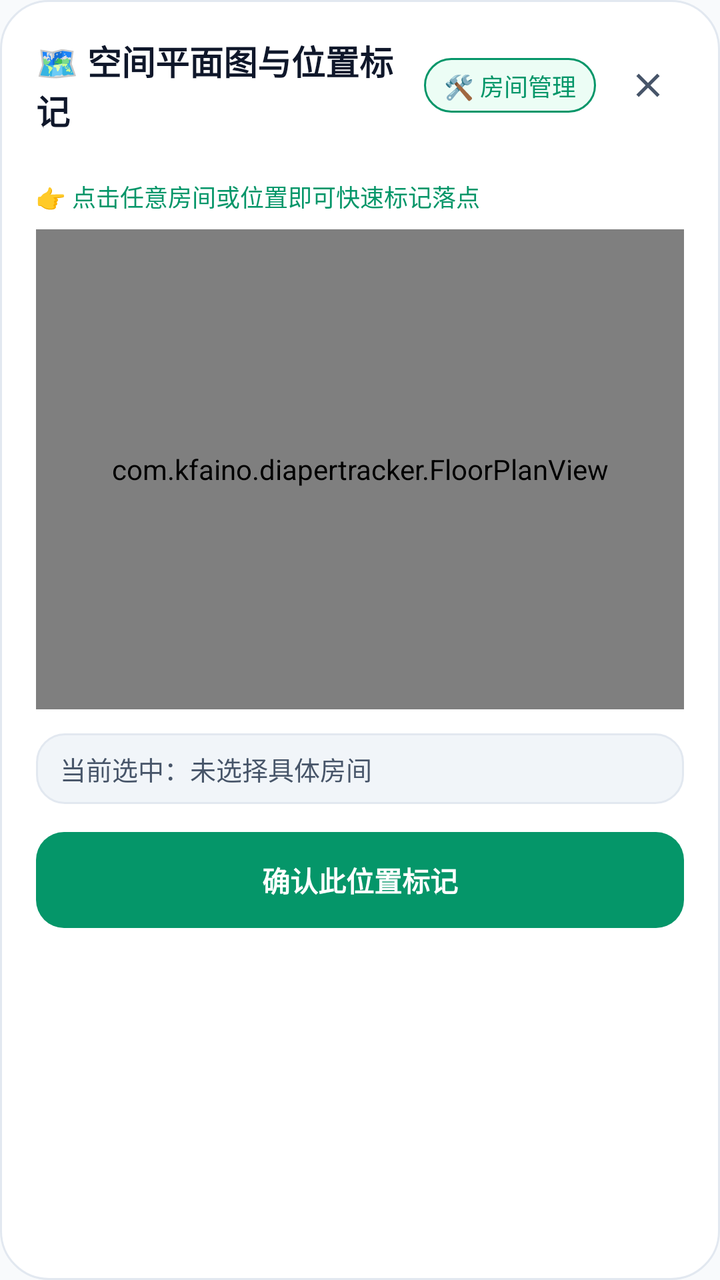
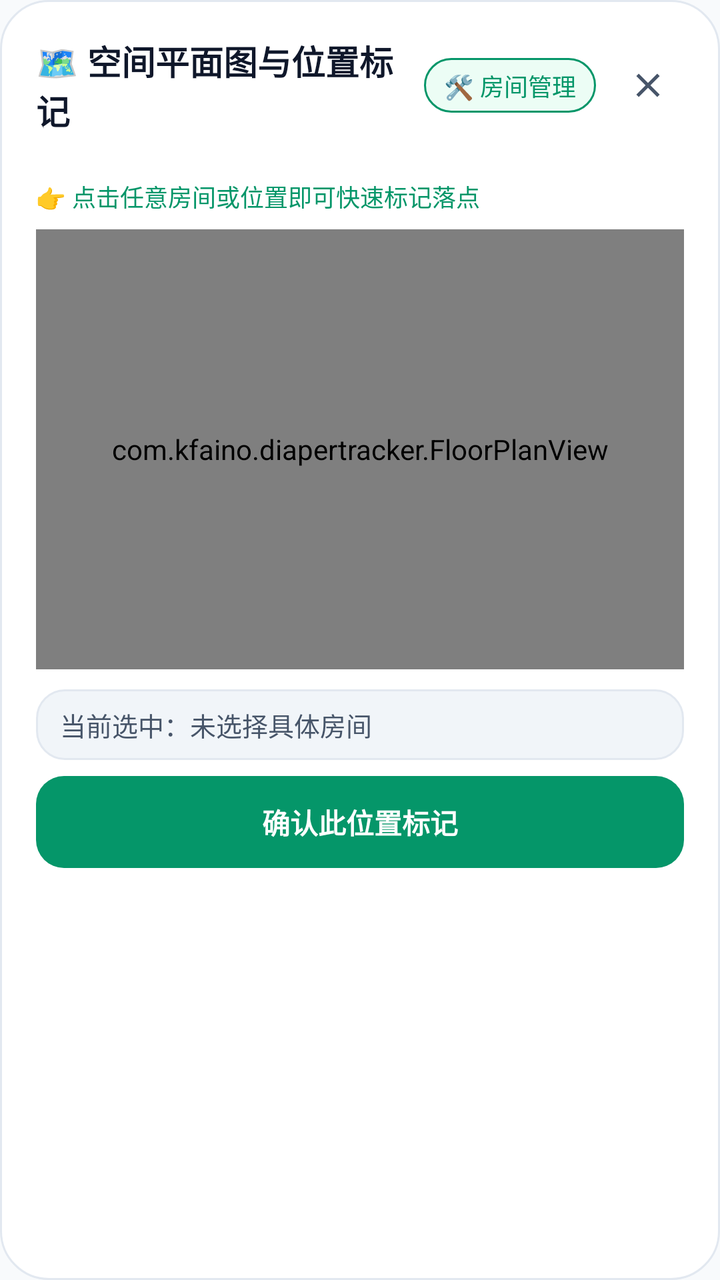

Two renders of the same Android screen: before a commit and after it. Below are the layout's source before the change and the commit's diff.
<!-- AndroidManifest.xml: application theme Theme.DiaperTracker -->
<!-- res/layout/dialog_floor_plan_picker.xml -->
<?xml version="1.0" encoding="utf-8"?>
<LinearLayout
    xmlns:android="http://schemas.android.com/apk/res/android"
    xmlns:app="http://schemas.android.com/apk/res-auto"
    android:layout_width="match_parent"
    android:layout_height="wrap_content"
    android:orientation="vertical"
    android:background="@drawable/bg_dialog_card"
    android:padding="18dp">

    
    <LinearLayout
        android:layout_width="match_parent"
        android:layout_height="wrap_content"
        android:orientation="horizontal"
        android:gravity="center_vertical"
        android:layout_marginBottom="12dp">

        <TextView
            android:id="@+id/floorplan_title"
            android:layout_width="0dp"
            android:layout_height="wrap_content"
            android:layout_weight="1"
            android:text="🗺️ 空间平面图与位置标记"
            android:textSize="17sp"
            android:textStyle="bold"
            android:textColor="@color/text_primary"
            android:fontFamily="sans-serif-medium" />

        <TextView
            android:id="@+id/btn_manage_rooms_top"
            android:layout_width="wrap_content"
            android:layout_height="wrap_content"
            android:text="🛠️ 房间管理"
            android:textSize="12sp"
            android:textColor="@color/primary"
            android:paddingHorizontal="10dp"
            android:paddingVertical="5dp"
            android:background="@drawable/bg_btn_custom_add"
            android:layout_marginEnd="8dp" />

        <ImageView
            android:id="@+id/btn_close_floorplan"
            android:layout_width="36dp"
            android:layout_height="36dp"
            android:src="@drawable/ic_close"
            android:padding="8dp"
            app:tint="@color/text_secondary"
            android:background="?attr/selectableItemBackgroundBorderless"
            android:contentDescription="关闭" />
    </LinearLayout>

    
    <HorizontalScrollView
        android:layout_width="match_parent"
        android:layout_height="wrap_content"
        android:scrollbars="none"
        android:overScrollMode="never"
        android:layout_marginBottom="10dp">

        <LinearLayout
            android:id="@+id/house_tabs_container"
            android:layout_width="wrap_content"
            android:layout_height="wrap_content"
            android:orientation="horizontal" />
    </HorizontalScrollView>

    
    <TextView
        android:id="@+id/floorplan_hint"
        android:layout_width="match_parent"
        android:layout_height="wrap_content"
        android:text="👉 点击任意房间或位置即可快速标记落点"
        android:textSize="12sp"
        android:textColor="@color/primary"
        android:layout_marginBottom="8dp" />

    
    <com.kfaino.diapertracker.FloorPlanView
        android:id="@+id/interactive_floor_plan"
        android:layout_width="match_parent"
        android:layout_height="240dp"
        android:layout_marginBottom="12dp" />

    
    <TextView
        android:id="@+id/selected_room_info"
        android:layout_width="match_parent"
        android:layout_height="wrap_content"
        android:text="当前选中：未选择具体房间"
        android:textSize="13sp"
        android:textColor="@color/text_secondary"
        android:background="@drawable/bg_changelog_box"
        android:paddingHorizontal="12dp"
        android:paddingVertical="8dp"
        android:layout_marginBottom="14dp" />

    
    <Button
        android:id="@+id/btn_confirm_floorplan"
        android:layout_width="match_parent"
        android:layout_height="48dp"
        android:text="确认此位置标记"
        android:textSize="14sp"
        android:textStyle="bold"
        android:textColor="#FFFFFFFF"
        android:background="@drawable/bg_btn_primary"
        style="?android:attr/borderlessButtonStyle" />

</LinearLayout>
<!-- resources referenced by this layout -->
<resources>
  <color name="primary">#059669</color>
  <color name="text_primary">#0F172A</color>
  <color name="text_secondary">#475569</color>
  <!-- drawable bg_btn_custom_add (drawable) -->
  <?xml version="1.0" encoding="utf-8"?>
  <shape xmlns:android="http://schemas.android.com/apk/res/android"
      android:shape="rectangle">
      <solid android:color="@color/primary_surface" />
      <corners android:radius="16dp" />
      <stroke
          android:width="1dp"
          android:color="@color/primary" />
  </shape>
  <!-- drawable bg_btn_primary (drawable) -->
  <?xml version="1.0" encoding="utf-8"?>
  <ripple xmlns:android="http://schemas.android.com/apk/res/android"
      android:color="#40FFFFFF">
      <item>
          <shape android:shape="rectangle">
              <gradient
                  android:angle="135"
                  android:startColor="#10B981"
                  android:endColor="#059669" />
              <corners android:radius="14dp" />
          </shape>
      </item>
  </ripple>
  <!-- drawable bg_changelog_box (drawable) -->
  <?xml version="1.0" encoding="utf-8"?>
  <shape xmlns:android="http://schemas.android.com/apk/res/android"
      android:shape="rectangle">
      <solid android:color="@color/input_bg" />
      <corners android:radius="14dp" />
      <stroke
          android:width="1dp"
          android:color="@color/card_border" />
  </shape>
  <!-- drawable bg_dialog_card (drawable) -->
  <?xml version="1.0" encoding="utf-8"?>
  <shape xmlns:android="http://schemas.android.com/apk/res/android"
      android:shape="rectangle">
      <solid android:color="@color/card" />
      <corners android:radius="24dp" />
      <stroke
          android:width="1dp"
          android:color="@color/card_border" />
  </shape>
  <!-- drawable ic_close (drawable) -->
  <vector xmlns:android="http://schemas.android.com/apk/res/android"
      android:width="24dp"
      android:height="24dp"
      android:viewportWidth="24"
      android:viewportHeight="24">
      <path
          android:fillColor="#FFFFFFFF"
          android:pathData="M19,6.41L17.59,5 12,10.59 6.41,5 5,6.41 10.59,12 5,17.59 6.41,19 12,13.41 17.59,19 19,17.59 13.41,12z" />
  </vector>
  <style name="Theme.DiaperTracker" parent="Theme.Material3.DayNight.NoActionBar">
          <item name="colorPrimary">@color/primary</item>
          <item name="colorPrimaryDark">@color/primary_dark</item>
          <item name="colorSecondary">@color/accent</item>
          <item name="android:colorBackground">@color/background</item>
          <item name="android:statusBarColor">@color/primary_dark</item>
          <item name="android:windowLightStatusBar">false</item>
          <item name="android:navigationBarColor">@color/card</item>
          <item name="android:windowLightNavigationBar">true</item>
      </style>
  <color name="primary_surface">#ECFDF5</color>
  <color name="input_bg">#F1F5F9</color>
  <color name="card_border">#E2E8F0</color>
  <color name="card">#FFFFFF</color>
  <color name="primary_dark">#047857</color>
  <color name="accent">#F59E0B</color>
  <color name="background">#F8FAFC</color>
</resources>

<!-- the commit's change to res/layout/dialog_floor_plan_picker.xml (unified diff, before → after) -->
@@ -79,8 +79,8 @@
     <com.kfaino.diapertracker.FloorPlanView
         android:id="@+id/interactive_floor_plan"
         android:layout_width="match_parent"
-        android:layout_height="240dp"
-        android:layout_marginBottom="12dp" />
+        android:layout_height="220dp"
+        android:layout_marginBottom="10dp" />
 
     
     <TextView
@@ -93,13 +93,29 @@
         android:background="@drawable/bg_changelog_box"
         android:paddingHorizontal="12dp"
         android:paddingVertical="8dp"
-        android:layout_marginBottom="14dp" />
+        android:layout_marginBottom="8dp" />
+
+    
+    <ScrollView
+        android:id="@+id/room_assets_scroll"
+        android:layout_width="match_parent"
+        android:layout_height="wrap_content"
+        android:maxHeight="160dp"
+        android:visibility="gone"
+        android:layout_marginBottom="10dp">
+
+        <LinearLayout
+            android:id="@+id/room_assets_container"
+            android:layout_width="match_parent"
+            android:layout_height="wrap_content"
+            android:orientation="vertical" />
+    </ScrollView>
 
     
     <Button
         android:id="@+id/btn_confirm_floorplan"
         android:layout_width="match_parent"
-        android:layout_height="48dp"
+        android:layout_height="46dp"
         android:text="确认此位置标记"
         android:textSize="14sp"
         android:textStyle="bold"
